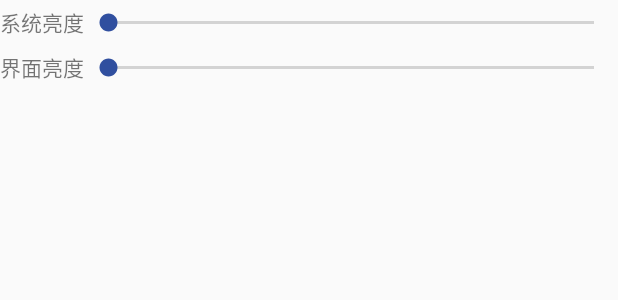
After one commit to AnRFDev/android-Basic4, an Android app: the layout act_device_brightness.xml on its own in the app's theme, with its tools: preview values and no code run, on a phone screen of 412 x 824 dp. The commit adds this screen. Shown: the top 300 px of the screen. Run offline under Robolectric (Android 15) with nearby library versions, the phone set to English and light mode, and no system bars.

Commit message:
[bright] 系统亮度

```diff
--- a/app/src/main/AndroidManifest.xml
+++ b/app/src/main/AndroidManifest.xml
@@ -9,6 +9,7 @@
     <uses-permission android:name="android.permission.ACCESS_WIFI_STATE" />
     <uses-permission android:name="android.permission.CHANGE_WIFI_STATE" /> <!-- 搜索WiFi获取SSID需要的权限 -->
     <uses-permission android:name="android.permission.ACCESS_COARSE_LOCATION" />
+    <uses-permission android:name="android.permission.WRITE_SETTINGS" />
 
     <application
         android:allowBackup="true"
@@ -38,6 +39,7 @@
         <activity android:name=".activity.ScreenshotActivity" />
         <activity android:name=".activity.PingAct" />
         <activity android:name=".activity.PlaySoundAct" />
+        <activity android:name=".activity.DeviceBrightnessAct" />
 
         <service android:name=".service.HowToStopService" />
     </application>
--- a/app/src/main/java/com/rustfisher/basic4/MainActivity.java
+++ b/app/src/main/java/com/rustfisher/basic4/MainActivity.java
@@ -8,6 +8,7 @@ import android.os.Bundle;
 import android.view.View;
 
 import com.rustfisher.basic4.activity.AnnotationDemoActivity;
+import com.rustfisher.basic4.activity.DeviceBrightnessAct;
 import com.rustfisher.basic4.activity.EnumActivity;
 import com.rustfisher.basic4.activity.PingAct;
 import com.rustfisher.basic4.activity.PlaySoundAct;
@@ -31,6 +32,7 @@ public class MainActivity extends AppCompatActivity implements View.OnClickListe
 
     private void initUI() {
         setUpOnClickListener(this,
+                R.id.adjust_brightness_btn,
                 R.id.how_to_stop_service_btn,
                 R.id.view_lifecycle_btn,
                 R.id.intent_size_test_btn,
@@ -49,6 +51,9 @@ public class MainActivity extends AppCompatActivity implements View.OnClickListe
     @Override
     public void onClick(View v) {
         switch (v.getId()) {
+            case R.id.adjust_brightness_btn:
+                startActivity(new Intent(this, DeviceBrightnessAct.class));
+                break;
             case R.id.how_to_stop_service_btn:
                 startActivity(new Intent(this, SAct1.class));
                 break;
--- /dev/null
+++ b/app/src/main/res/layout/act_device_brightness.xml
@@ -0,0 +1,44 @@
+<?xml version="1.0" encoding="utf-8"?>
+<LinearLayout xmlns:android="http://schemas.android.com/apk/res/android"
+    android:layout_width="match_parent"
+    android:layout_height="match_parent"
+    android:orientation="vertical">
+
+    <LinearLayout
+        android:layout_width="match_parent"
+        android:layout_height="wrap_content"
+        android:orientation="horizontal">
+
+        <TextView
+            android:layout_width="wrap_content"
+            android:layout_height="wrap_content"
+            android:layout_gravity="center_vertical"
+            android:text="系统亮度" />
+
+        <SeekBar
+            android:id="@+id/sys_sb"
+            android:layout_width="match_parent"
+            android:layout_height="30dp" />
+
+    </LinearLayout>
+
+    <LinearLayout
+        android:layout_width="match_parent"
+        android:layout_height="wrap_content"
+        android:orientation="horizontal">
+
+        <TextView
+            android:layout_width="wrap_content"
+            android:layout_height="wrap_content"
+            android:layout_gravity="center_vertical"
+            android:text="界面亮度" />
+
+        <SeekBar
+            android:id="@+id/page_bright_sb"
+            android:layout_width="match_parent"
+            android:layout_height="30dp" />
+
+    </LinearLayout>
+
+
+</LinearLayout>
--- a/app/src/main/res/values/styles.xml
+++ b/app/src/main/res/values/styles.xml
@@ -9,7 +9,8 @@
     </style>
 
     <style name="ButtonStyleMainPage" parent="Widget.AppCompat.Button.Colored">
-        <!-- nothing -->
+        <item name="android:layout_width">match_parent</item>
+        <item name="android:layout_height">wrap_content</item>
     </style>
 
 </resources>
```
Also changed, not shown: app/src/main/java/com/rustfisher/basic4/activity/DeviceBrightnessAct.java (added, +125 -0 lines), app/src/main/res/layout/act_main.xml (+5 -24 lines).
